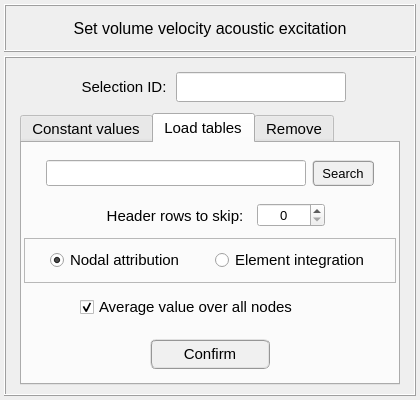
MOPT-UFSC/VIBRA, file data/ui_files/model/acoustic/volume_velocity_input.ui: the form before one commit.
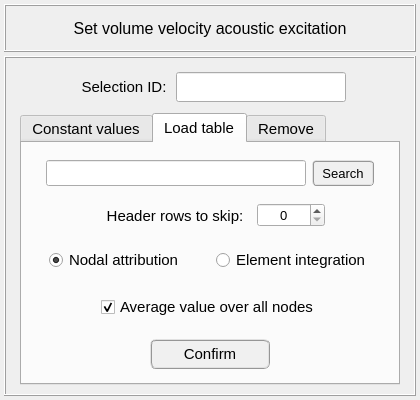
The form after the commit. The open tabs and pages were chosen to show the change.

Commit message: Adds acoustic pressure user inputs

```diff
--- a/data/ui_files/model/acoustic/volume_velocity_input.ui
+++ b/data/ui_files/model/acoustic/volume_velocity_input.ui
@@ -756,7 +756,7 @@
         </widget>
         <widget class="QWidget" name="tab_load_tables">
          <attribute name="title">
-          <string>Load tables</string>
+          <string>Load table</string>
          </attribute>
          <layout class="QGridLayout" name="gridLayout_3">
           <property name="leftMargin">
@@ -988,17 +988,32 @@
              <enum>QFrame::Raised</enum>
             </property>
             <layout class="QGridLayout" name="gridLayout_19">
-             <item row="0" column="0">
+             <property name="leftMargin">
+              <number>0</number>
+             </property>
+             <property name="topMargin">
+              <number>0</number>
+             </property>
+             <property name="rightMargin">
+              <number>0</number>
+             </property>
+             <property name="bottomMargin">
+              <number>0</number>
+             </property>
+             <property name="spacing">
+              <number>0</number>
+             </property>
+             <item row="0" column="1">
               <widget class="QCheckBox" name="checkBox_averaged_table_values">
                <property name="minimumSize">
                 <size>
-                 <width>260</width>
+                 <width>0</width>
                  <height>0</height>
                 </size>
                </property>
                <property name="maximumSize">
                 <size>
-                 <width>260</width>
+                 <width>240</width>
                  <height>16777215</height>
                 </size>
                </property>
@@ -1015,6 +1030,26 @@
                </property>
               </widget>
              </item>
+             <item row="0" column="0">
+              <widget class="QFrame" name="frame_27">
+               <property name="frameShape">
+                <enum>QFrame::NoFrame</enum>
+               </property>
+               <property name="frameShadow">
+                <enum>QFrame::Raised</enum>
+               </property>
+              </widget>
+             </item>
+             <item row="0" column="2">
+              <widget class="QFrame" name="frame_31">
+               <property name="frameShape">
+                <enum>QFrame::NoFrame</enum>
+               </property>
+               <property name="frameShadow">
+                <enum>QFrame::Raised</enum>
+               </property>
+              </widget>
+             </item>
             </layout>
            </widget>
           </item>
@@ -1126,7 +1161,7 @@
           <item row="2" column="0">
            <widget class="QFrame" name="frame_17">
             <property name="frameShape">
-             <enum>QFrame::StyledPanel</enum>
+             <enum>QFrame::NoFrame</enum>
             </property>
             <property name="frameShadow">
              <enum>QFrame::Raised</enum>
@@ -1162,6 +1197,11 @@
                  <height>16777215</height>
                 </size>
                </property>
+               <property name="font">
+                <font>
+                 <pointsize>11</pointsize>
+                </font>
+               </property>
                <property name="text">
                 <string>Nodal attribution</string>
                </property>
@@ -1188,9 +1228,17 @@
                  <height>16777215</height>
                 </size>
                </property>
+               <property name="font">
+                <font>
+                 <pointsize>11</pointsize>
+                </font>
+               </property>
                <property name="text">
                 <string>Element integration</string>
                </property>
+               <property name="checked">
+                <bool>false</bool>
+               </property>
               </widget>
              </item>
              <item row="0" column="4">
```
Left out of the diff: 55 changed lines with no effect on the pictures. The commit also changes 7 other files.
